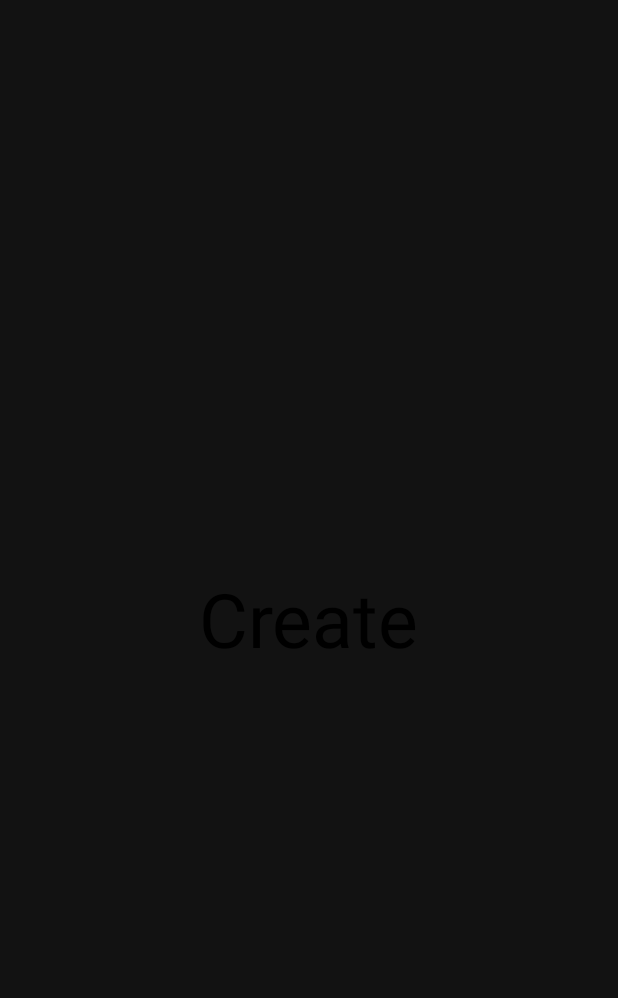
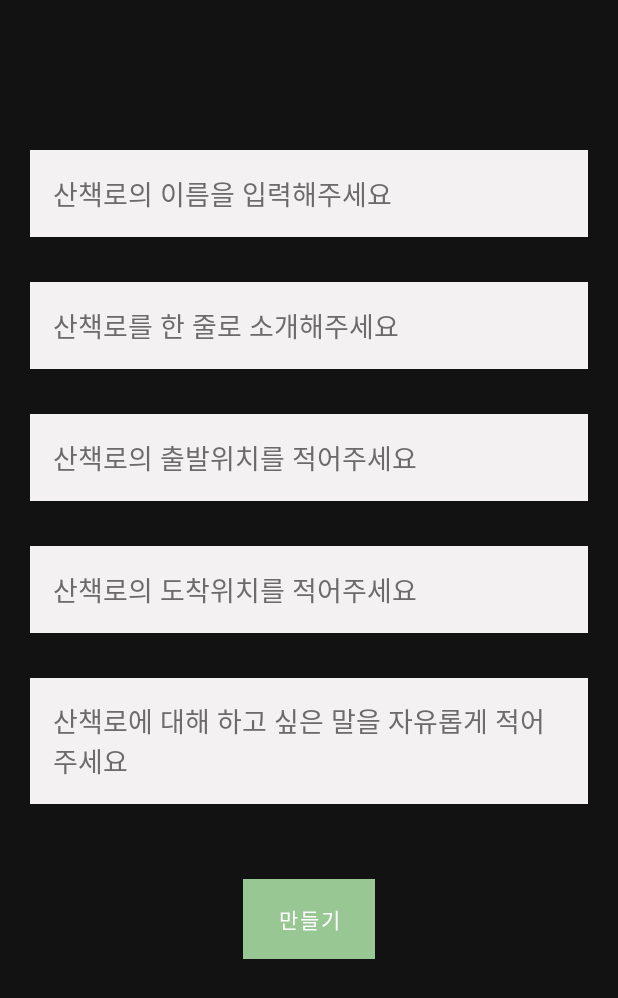
Before and after one commit to walkbook/walkbook-android, an Android app: the layout fragment_create.xml on its own in the app's theme, with its tools: preview values and no code run, on a phone screen of 412 x 824 dp. Shown: the top 998 px of the screen. Run offline under Robolectric (Android 15) with nearby library versions, the phone set to English and light mode, and no system bars.

Commit message:
Add create view

```diff
--- a/app/src/main/res/layout/fragment_create.xml
+++ b/app/src/main/res/layout/fragment_create.xml
@@ -1,19 +1,90 @@
 <?xml version="1.0" encoding="utf-8"?>
-<androidx.constraintlayout.widget.ConstraintLayout xmlns:android="http://schemas.android.com/apk/res/android"
-    xmlns:app="http://schemas.android.com/apk/res-auto"
+<ScrollView xmlns:android="http://schemas.android.com/apk/res/android"
     android:layout_width="match_parent"
     android:layout_height="match_parent">
 
-    <TextView
-        android:id="@+id/textView_create"
-        android:layout_width="wrap_content"
-        android:layout_height="wrap_content"
-        android:text="Create"
-        android:textSize="50dp"
-        android:textColor="@color/black"
-        app:layout_constraintBottom_toBottomOf="parent"
-        app:layout_constraintLeft_toLeftOf="parent"
-        app:layout_constraintRight_toRightOf="parent"
-        app:layout_constraintTop_toTopOf="parent" />
+    <LinearLayout
+        android:layout_width="match_parent"
+        android:layout_height="match_parent"
+        android:orientation="vertical"
+        android:gravity="center">
 
-</androidx.constraintlayout.widget.ConstraintLayout>
+        <EditText
+            android:id="@+id/titleEditText"
+            android:layout_width="match_parent"
+            android:layout_height="wrap_content"
+            android:layout_marginTop="100dp"
+            android:layout_marginHorizontal="20dp"
+            android:background="@color/lightGray"
+            android:ems="10"
+            android:hint="@string/createInputTitle"
+            android:padding="15dp"
+            android:textColor="@color/black"
+            android:textColorHint="@color/textColor" />
+
+        <EditText
+            android:id="@+id/descriptionEditText"
+            android:layout_width="match_parent"
+            android:layout_height="wrap_content"
+            android:layout_marginTop="30dp"
+            android:layout_marginHorizontal="20dp"
+            android:ems="10"
+            android:padding="15dp"
+            android:hint="@string/createInputDescription"
+            android:background="@color/lightGray"
+            android:textColor="@color/black"
+            android:textColorHint="@color/textColor" />
+
+        <EditText
+            android:id="@+id/startEditText"
+            android:layout_width="match_parent"
+            android:layout_height="wrap_content"
+            android:layout_marginTop="30dp"
+            android:layout_marginHorizontal="20dp"
+            android:ems="10"
+            android:padding="15dp"
+            android:hint="@string/createInputStart"
+            android:background="@color/lightGray"
+            android:textColor="@color/black"
+            android:textColorHint="@color/textColor" />
+
+        <EditText
+            android:id="@+id/endEditText"
+            android:layout_width="match_parent"
+            android:layout_height="wrap_content"
+            android:layout_marginTop="30dp"
+            android:layout_marginHorizontal="20dp"
+            android:ems="10"
+            android:padding="15dp"
+            android:hint="@string/createInputEnd"
+            android:background="@color/lightGray"
+            android:textColor="@color/black"
+            android:textColorHint="@color/textColor" />
+
+        <EditText
+            android:id="@+id/tmiEditText"
+            android:layout_width="match_parent"
+            android:layout_height="wrap_content"
+            android:layout_marginTop="30dp"
+            android:layout_marginHorizontal="20dp"
+            android:ems="10"
+            android:padding="15dp"
+            android:hint="@string/createInputTMI"
+            android:background="@color/lightGray"
+            android:textColor="@color/black"
+            android:textColorHint="@color/textColor" />
+
+        <Button
+            android:id="@+id/createButton"
+            android:layout_width="wrap_content"
+            android:layout_height="wrap_content"
+            android:layout_marginTop="50dp"
+            android:background="@color/colorAccent"
+            android:paddingHorizontal="20dp"
+            android:paddingVertical="10dp"
+            android:text="@string/createButton"
+            android:textColor="@color/white" />
+
+    </LinearLayout>
+
+</ScrollView>
--- a/app/src/main/res/values/strings.xml
+++ b/app/src/main/res/values/strings.xml
@@ -27,4 +27,13 @@
     <string name="joinButton">회원가입</string>
     <string name="joinLoginButton"><u>이미 아이디가 있어요!</u></string>
 
+
+    <!-- Create post -->
+    <string name="createInputTitle">산책로의 이름을 입력해주세요</string>
+    <string name="createInputDescription">산책로를 한 줄로 소개해주세요</string>
+    <string name="createInputStart">산책로의 출발위치를 적어주세요</string>
+    <string name="createInputEnd">산책로의 도착위치를 적어주세요</string>
+    <string name="createInputTMI">산책로에 대해 하고 싶은 말을 자유롭게 적어주세요</string>
+    <string name="createButton">만들기</string>
+
 </resources>
```
